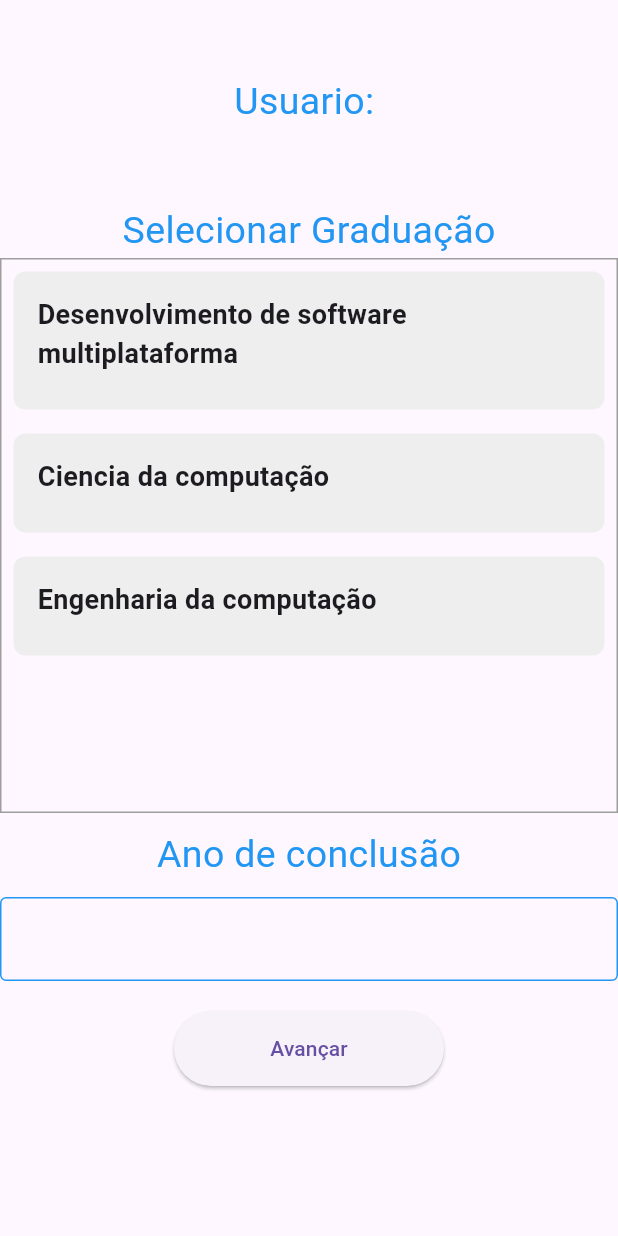
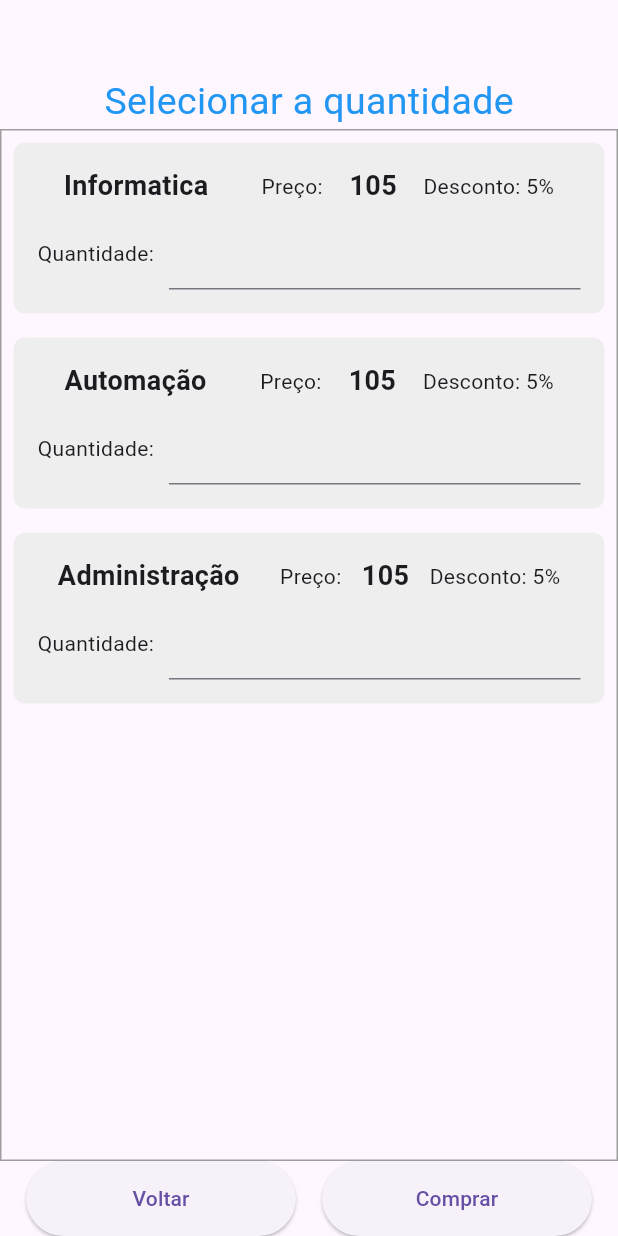
Before and after one commit to Nicolas734/flutter-sql, a Flutter app: the FormularioGraduacao screen opened directly with empty values, on a phone screen of 412 x 824 dp. Run offline on Flutter 3.47's test engine with Material 3 defaults, Android fonts, the phone set to English and light mode, and no system bars; our stand-ins replace sqflite; accounts and stored records are empty; network calls fail.

Commit message:
update front

```diff
--- a/lib/form_graduacao.dart
+++ b/lib/form_graduacao.dart
@@ -1,10 +1,8 @@
-// ignore: file_names
 import 'package:flutter/material.dart';
-
+import 'package:flutter_sqlite/form_tecnico.dart';
+import 'package:flutter_sqlite/inicio.dart';
 import 'form_especializacao.dart';
 
-
-// ignore: camel_case_types
 class FormularioGraduacao extends StatefulWidget {
   final String usuario;
   final String tecnico;
@@ -13,27 +11,28 @@ class FormularioGraduacao extends StatefulWidget {
     Key? key,
     required this.usuario,
     required this.tecnico,
+    required List<String> tecnicos,
   }) : super(key: key);
 
   @override
-  FormsState createState() => FormsState(usuario: usuario, tecnico:tecnico);
+  FormsState createState() => FormsState(usuario: usuario, tecnico: tecnico);
 }
 
 List<dynamic> data = [
-  {"id": 1, "name": "Desenvolvimento de software multiplataforma"},
-  {"id": 2, "name": "Ciencia da computação"},
-  {"id": 3, "name": "Engenharia da computação"},
+  {"id": 1, "name": "Informatica", "preco": 105},
+  {"id": 2, "name": "Automação", "preco": 105},
+  {"id": 3, "name": "Administração", "preco": 105},
 ];
 
 class FormsState extends State<FormularioGraduacao> {
   final TextEditingController _usuario;
   final TextEditingController _tecnico;
   final TextEditingController _anoConclusaoGraduacao = TextEditingController();
-  int selecionadoIndex = -1;
+  List<int> quantidades = List.filled(data.length, 0);
 
   FormsState({required String usuario, required String tecnico})
       : _usuario = TextEditingController(text: usuario),
-        _tecnico = TextEditingController(text:tecnico);
+        _tecnico = TextEditingController(text: tecnico);
 
   Color textColor = Colors.black; // default color
   Color textColorWarning = Colors.grey; // default color
@@ -48,13 +47,9 @@ class FormsState extends State<FormularioGraduacao> {
           mainAxisSize: MainAxisSize.min,
           children: [
             const SizedBox(height: 50.0),
-            Text('Usuario: ${_usuario.text}',
-                style: const TextStyle(fontSize: 25.0, color: Colors.blue)),
-            const SizedBox(height: 50.0),
-            const Text('Selecionar Graduação',
+            const Text('Selecionar a quantidade',
                 style: TextStyle(fontSize: 25.0, color: Colors.blue)),
             Expanded(
-              // Wrap the ListView.builder with Expanded
               child: Container(
                 decoration: BoxDecoration(
                   border: Border.all(color: Colors.grey, width: 1.0),
@@ -63,20 +58,11 @@ class FormsState extends State<FormularioGraduacao> {
                   itemCount: data.length,
                   itemBuilder: (BuildContext context, int index) {
                     final item = data[index];
-                    return GestureDetector(
-                      onTap: () {
-                        setState(() {
-                          selecionadoIndex =
-                              index; // Atualiza o índice selecionado
-                        });
-                      },
-                      child: Padding(
+                    return Padding(
                       padding: const EdgeInsets.all(8.0),
                       child: Container(
                         decoration: BoxDecoration(
-                            color: selecionadoIndex == index
-                                ? Colors.blue
-                                : Colors.grey[200],
+                          color: Colors.grey[200],
                           borderRadius: BorderRadius.circular(8.0),
                         ),
                         child: Padding(
@@ -84,13 +70,41 @@ class FormsState extends State<FormularioGraduacao> {
                           child: Column(
                             crossAxisAlignment: CrossAxisAlignment.start,
                             children: [
+                              Row(
+                                mainAxisAlignment:
+                                    MainAxisAlignment.spaceEvenly,
+                                children: [
                                   Text('${item['name']}',
                                       style: const TextStyle(
                                           fontSize: 18.0,
                                           fontWeight: FontWeight.bold)),
                                   const SizedBox(height: 8.0),
+                                  Text('Preço:'),
+                                  Text('${item['preco']}',
+                                      style: const TextStyle(
+                                          fontSize: 18.0,
+                                          fontWeight: FontWeight.bold)),
+                                  const Text('Desconto: 5%'),
                                 ],
                               ),
+                              const SizedBox(height: 8.0),
+                              Row(
+                                children: [
+                                  Text('Quantidade:'),
+                                  SizedBox(width: 10),
+                                  Expanded(
+                                    child: TextFormField(
+                                      keyboardType: TextInputType.number,
+                                      onChanged: (value) {
+                                        setState(() {
+                                          quantidades[index] = int.parse(value);
+                                        });
+                                      },
+                                    ),
+                                  ),
+                                ],
+                              ),
+                            ],
                           ),
                         ),
                       ),
@@ -99,45 +113,38 @@ class FormsState extends State<FormularioGraduacao> {
                 ),
               ),
             ),
-            const SizedBox(height: 10.0),
-            const Text("Ano de conclusão", style: TextStyle(fontSize: 25.0, color: Colors.blue)),
-            const SizedBox(height: 10.0),
-            TextField(
-                controller: _anoConclusaoGraduacao,
-                keyboardType: TextInputType.number,
-                decoration: const  InputDecoration(
-                  hintText: '',
-                  enabledBorder: OutlineInputBorder(
-                    borderSide:  BorderSide(color: Colors.blue),
-                  ),
-                  focusedBorder: OutlineInputBorder(
-                    borderSide: BorderSide(color: Colors.blue),
-                  ),
-                ),
-              ),
-              const SizedBox(height: 20.0),
+            Row(
+              mainAxisAlignment: MainAxisAlignment.spaceEvenly,
+              children: [
                 ElevatedButton(
                   onPressed: () {
-                String graduacaoSelecionada = "";
-
-                if (selecionadoIndex != -1) {
-                  graduacaoSelecionada = data[selecionadoIndex]["name"];
-                }
-
-                Navigator.push(
+                    Navigator.pushReplacement(
                       context,
                       MaterialPageRoute(
-                    builder: (context) => FormularioEspecializacao(
-                        usuario: _usuario.text, tecnico: _tecnico.text, graduacao: graduacaoSelecionada, quantidades: [], graduacoes: [],),
+                        builder: (context) => const Inicio(
+                        ),
                       ),
                     );
                   },
                   style: ElevatedButton.styleFrom(
                     fixedSize: const Size(180, 50),
                   ),
-              child: const Text('Avançar'),
+                  child: const Text('Voltar'),
                 ),
-            const SizedBox(height: 100.0),
+                ElevatedButton(
+                  onPressed: () {
+                    ScaffoldMessenger.of(context).showSnackBar(
+                      const SnackBar(
+                          content: Text('Pedido Enviado Com Sucesso')),
+                    );
+                  },
+                  style: ElevatedButton.styleFrom(
+                    fixedSize: const Size(180, 50),
+                  ),
+                  child: const Text('Comprar'),
+                ),
+              ],
+            ),
           ],
         ),
       ),
--- a/lib/form_tecnico.dart
+++ b/lib/form_tecnico.dart
@@ -13,23 +13,12 @@ class FormularioTecnico extends StatefulWidget {
   FormsState createState() => FormsState(usuario: usuario);
 }
 
-List<dynamic> data = [
-  {"id": 1, "name": "Informatica"},
-  {"id": 2, "name": "Automação"},
-  {"id": 3, "name": "Administração"},
-];
-
 class FormsState extends State<FormularioTecnico> {
   final TextEditingController _usuario;
-  final TextEditingController _anoConclusao = TextEditingController();
   List<int> selecionadosIndices = [];
 
   FormsState({required String usuario})
       : _usuario = TextEditingController(text: usuario);
-
-  Color textColor = Colors.black; // default color
-  Color textColorWarning = Colors.grey; // default color
-  Color borderColor = Colors.grey;
 
   @override
   Widget build(BuildContext context) {
@@ -39,10 +28,6 @@ class FormsState extends State<FormularioTecnico> {
         child: Column(
           mainAxisSize: MainAxisSize.min,
           children: [
-            const SizedBox(height: 50.0),
-            Text('Usuario: ${_usuario.text}',
-                style: const TextStyle(fontSize: 25.0, color: Colors.blue)),
-            const SizedBox(height: 50.0),
             const Text('Selecionar Produto',
                 style: TextStyle(fontSize: 25.0, color: Colors.blue)),
             Expanded(
@@ -51,9 +36,8 @@ class FormsState extends State<FormularioTecnico> {
                   border: Border.all(color: Colors.grey, width: 1.0),
                 ),
                 child: ListView.builder(
-                  itemCount: data.length,
+                  itemCount: 5, // Número fixo de itens para paginação
                   itemBuilder: (BuildContext context, int index) {
-                    final item = data[index];
                     return GestureDetector(
                       onTap: () {
                         setState(() {
@@ -78,7 +62,7 @@ class FormsState extends State<FormularioTecnico> {
                             child: Column(
                               crossAxisAlignment: CrossAxisAlignment.start,
                               children: [
-                                Text('${item['name']}',
+                                Text('Item ${index + 1}',
                                     style: const TextStyle(
                                         fontSize: 18.0,
                                         fontWeight: FontWeight.bold)),
@@ -101,16 +85,15 @@ class FormsState extends State<FormularioTecnico> {
 
                 if (selecionadosIndices.isNotEmpty) {
                   for (int index in selecionadosIndices) {
-                    tecnicosSelecionados.add(data[index]["name"]);
+                    tecnicosSelecionados.add("Item ${index + 1}");
                   }
                 }
-
                 Navigator.push(
                   context,
                   MaterialPageRoute(
                     builder: (context) => FormularioGraduacao(
                       usuario: _usuario.text,
-                      tecnicos: tecnicosSelecionados,
+                      tecnicos: tecnicosSelecionados, tecnico: '',
                     ),
                   ),
                 );
@@ -127,39 +110,3 @@ class FormsState extends State<FormularioTecnico> {
     );
   }
 }
-
-// Adicione a classe FormularioGraduacao com os ajustes necessários para aceitar uma lista de técnicos
-class FormularioGraduacao extends StatelessWidget {
-  final String usuario;
-  final List<String> tecnicos;
-
-  const FormularioGraduacao({
-    Key? key,
-    required this.usuario,
-    required this.tecnicos,
-  }) : super(key: key);
-
-  @override
-  Widget build(BuildContext context) {
-    return Scaffold(
-      appBar: AppBar(
-        title: Text('Formulário de Graduação'),
-      ),
-      body: Center(
-        child: Column(
-          mainAxisAlignment: MainAxisAlignment.center,
-          children: [
-            Text('Usuario: $usuario'),
-            Text('Técnicos Selecionados: ${tecnicos.join(', ')}'),
-          ],
-        ),
-      ),
-    );
-  }
-}
-
-void main() {
-  runApp(MaterialApp(
-    home: FormularioTecnico(usuario: 'ExemploUsuario'),
-  ));
-}
```
Also changed, not shown: pubspec.lock. Lines whose indentation alone changed are shown as unchanged.
